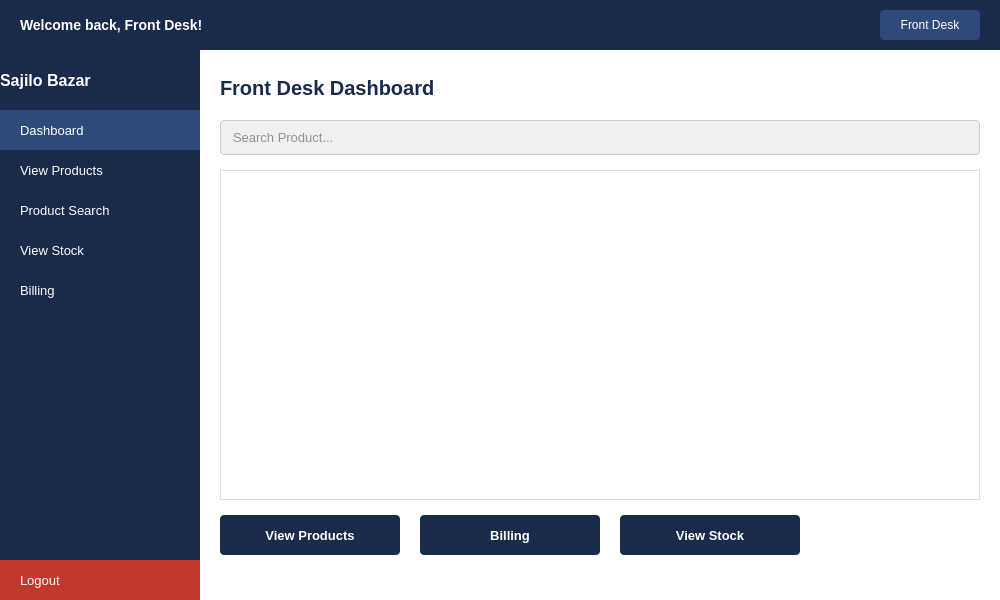
First picture: the form in ui/frontdesk.ui, repository kriitikat/Sajilo-Bazarr, before the edit.
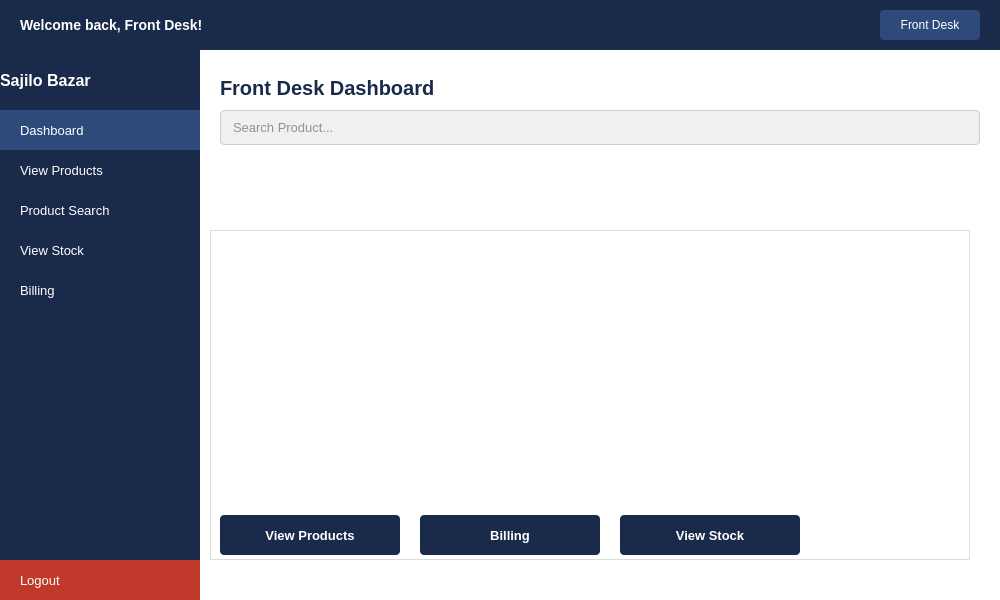
Second picture: the form after the edit.

```diff
--- a/ui/frontdesk.ui
+++ b/ui/frontdesk.ui
@@ -225,7 +225,7 @@
      <property name="geometry">
       <rect>
        <x>20</x>
-       <y>70</y>
+       <y>60</y>
        <width>760</width>
        <height>35</height>
       </rect>
@@ -240,8 +240,8 @@
     <widget class="QTableWidget" name="productTable">
      <property name="geometry">
       <rect>
-       <x>20</x>
-       <y>120</y>
+       <x>10</x>
+       <y>180</y>
        <width>760</width>
        <height>330</height>
       </rect>
```
Left out of the diff: 7 changed lines with no effect on the pictures.
